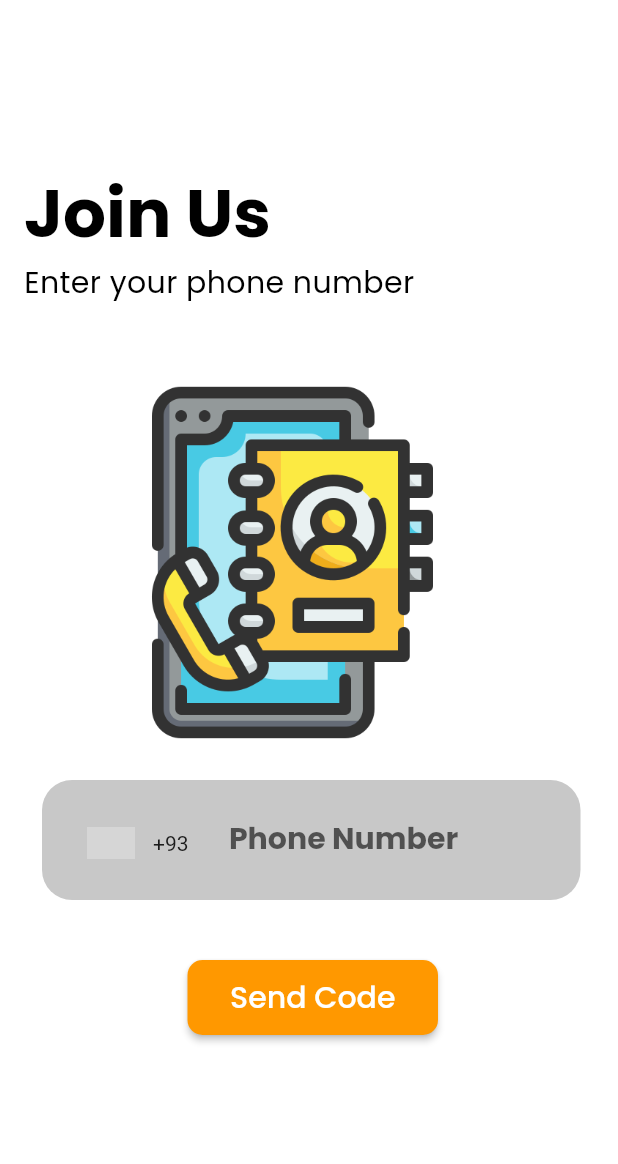
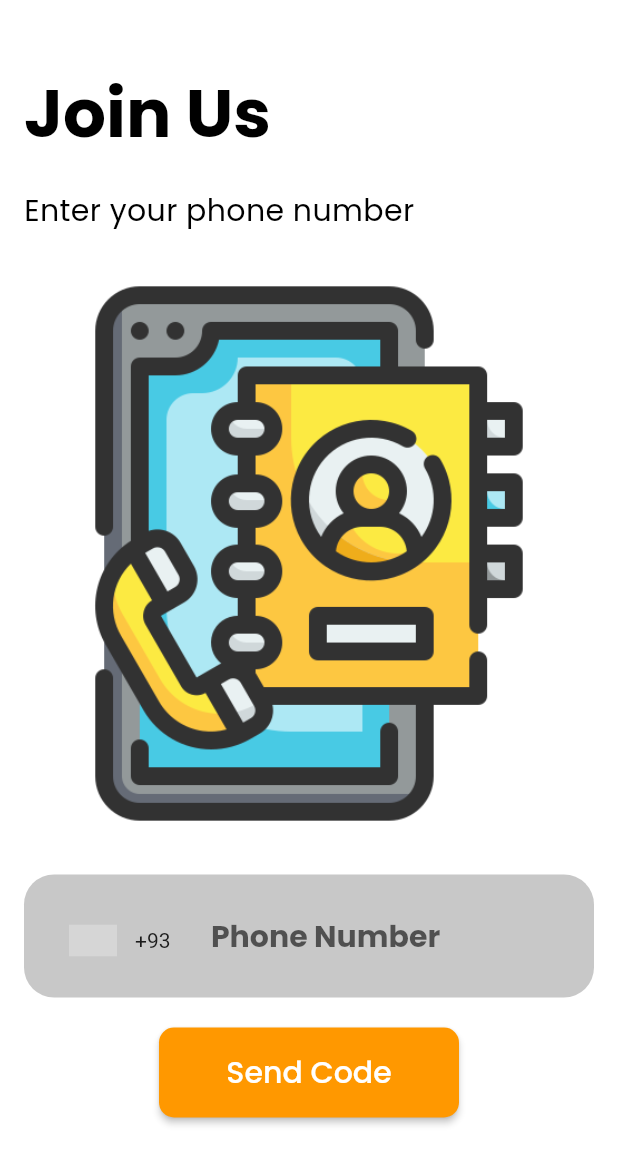
Before and after one commit to Bannouraziz/es, a Flutter app: the MailScreen screen opened directly, on a phone screen of 412 x 824 dp. Shown: the top 1164 px of the screen. Run offline on Flutter 3.47's test engine with Material 2 defaults, Android fonts, the phone set to English and light mode, and no system bars; drawn by our look-alikes of intl_phone_number_input; our stand-ins replace firebase_auth, firebase_core, flutter_onboarding_slider, flutter_screenutil, google_fonts, internet_connection_checker and 3 more; accounts and stored records are empty; grey boxes are pictures that could not be loaded.

Commit message:
responsive screens

```diff
--- a/lib/registerscreens/email.dart
+++ b/lib/registerscreens/email.dart
@@ -93,39 +93,49 @@ class _MailScreenState extends State<MailScreen> {
         FocusScope.of(context).unfocus();
       },
       child: Scaffold(
+        backgroundColor: Colors.white,
         body: SingleChildScrollView(
           child: Container(
-            width: 414,
-            height: 896,
-            clipBehavior: Clip.antiAlias,
-            decoration: BoxDecoration(color: Colors.white),
-            child: Stack(
+            padding: EdgeInsets.symmetric(horizontal: 16),
+            color: Colors.white,
+            child: Column(
+              crossAxisAlignment: CrossAxisAlignment.start,
               children: [
-                Positioned(
-                  left: 45,
-                  top: 250,
-                  child: SizedBox(
-                    width: 300,
-                    height: 250,
-                    child: Image.asset('img/5.png'),
+                SizedBox(height: 42),
+                Text(
+                  'Join Us',
+                  style: GoogleFonts.poppins(
+                    textStyle: TextStyle(
+                      color: Colors.black,
+                      fontSize: 45,
+                      fontWeight: FontWeight.w700,
                     ),
                   ),
-                Positioned(
-                  left: 28,
-                  top: 520,
-                  child: Container(
-                    width: 359,
-                    height: 80,
-                    decoration: ShapeDecoration(
-                      color: Color(0xFFC8C8C8),
-                      shape: RoundedRectangleBorder(
-                        borderRadius: BorderRadius.circular(20),
+                ),
+                SizedBox(height: 16),
+                Text(
+                  'Enter your phone number',
+                  style: GoogleFonts.poppins(
+                    textStyle: TextStyle(
+                      color: Colors.black,
+                      fontSize: 20,
+                      fontWeight: FontWeight.w400,
+                      letterSpacing: 0.25,
                     ),
                   ),
-                    child: Padding(
-                      padding: const EdgeInsets.symmetric(
-                        horizontal: 10.0,
-                        vertical: 14,
+                ),
+                SizedBox(height: 24),
+                SizedBox(
+                  width: double.infinity,
+                  child: Image.asset('img/5.png', fit: BoxFit.cover),
+                ),
+                SizedBox(height: 24),
+                Container(
+                  width: double.infinity,
+                  padding: EdgeInsets.symmetric(horizontal: 10, vertical: 14),
+                  decoration: BoxDecoration(
+                    color: Color(0xFFC8C8C8),
+                    borderRadius: BorderRadius.circular(20),
                   ),
                   child: InternationalPhoneNumberInput(
                     onInputChanged: (PhoneNumber number) {
@@ -147,59 +157,18 @@ class _MailScreenState extends State<MailScreen> {
                     ),
                   ),
                 ),
-                  ),
-                ),
-                Positioned(
-                  left: 16,
-                  top: 42,
-                  child: SizedBox(
-                    width: 337,
-                    height: 145,
-                    child: Text(
-                      '\nJoin Us',
-                      style: GoogleFonts.poppins(
-                        textStyle: TextStyle(
-                          color: Colors.black,
-                          fontSize: 45,
-                          fontWeight: FontWeight.w700,
-                        ),
-                      ),
-                    ),
-                  ),
-                ),
-                Positioned(
-                  left: 16,
-                  top: 180,
-                  child: SizedBox(
-                    width: 342,
-                    height: 60,
-                    child: Text(
-                      'Enter your phone number',
-                      style: GoogleFonts.poppins(
-                        textStyle: TextStyle(
-                          color: Colors.black,
-                          fontSize: 20,
-                          fontWeight: FontWeight.w400,
-                          height: 1,
-                          letterSpacing: 0.25,
-                        ),
-                      ),
-                    ),
-                  ),
-                ),
-                Positioned(
-                  left: 125,
-                  top: 640,
-                  child: SizedBox(
-                    width: 167,
-                    height: 50,
+                SizedBox(height: 20),
+                Align(
+                  alignment: Alignment.center,
                   child: ElevatedButton(
+
                     onPressed: _sendCode,
                     style: ElevatedButton.styleFrom(
                       primary: Colors.orange,
                       shape: RoundedRectangleBorder(
                         borderRadius: BorderRadius.circular(10),
                       ),
+                      fixedSize: Size(200, 60)
                     ),
                     child: Text(
                       'Send Code',
@@ -209,22 +178,14 @@ class _MailScreenState extends State<MailScreen> {
                     ),
                   ),
                 ),
-                ),
-                Positioned(
-                  left: 80,
-                  top: 700,
-                  child: Container(
-                    width: 300,
-                    height: 200,
-                    child: Text(
+                SizedBox(height: 16),
+                Text(
                   _errorMessage,
                   style: GoogleFonts.poppins(
                     textStyle: TextStyle(
                       color: Colors.red,
                       fontSize: 18,
                       fontWeight: FontWeight.w700,
-                        ),
-                      ),
                     ),
                   ),
                 ),
@@ -236,7 +197,3 @@ class _MailScreenState extends State<MailScreen> {
     );
   }
 }
-
-void main() {
-  runApp(MailApp());
-}
--- a/pubspec.yaml
+++ b/pubspec.yaml
@@ -31,6 +31,7 @@ dependencies:
   flutter_screenutil: ^5.8.4
   google_fonts: ^5.1.0
   step_progress_indicator: ^1.0.2
+  cloud_firestore: ^4.8.4
 
   cupertino_icons: ^1.0.2
 
```
Also changed, not shown: lib/registerscreens/code.dart (+36 -82 lines), pubspec.lock, 1 other file. Lines whose indentation alone changed are shown as unchanged.
